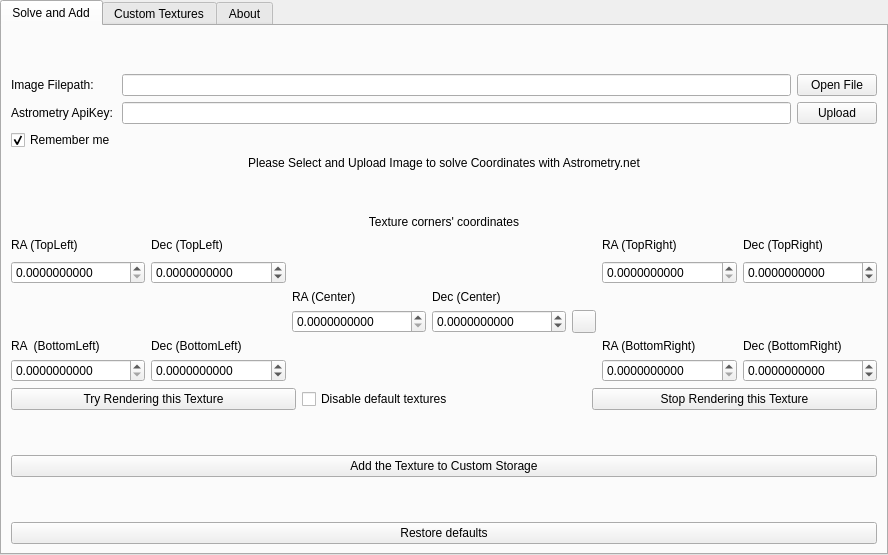
First picture: the form in plugins/NebulaTextures/src/gui/nebulaTexturesDialog.ui, repository Stellarium/stellarium, before the edit.
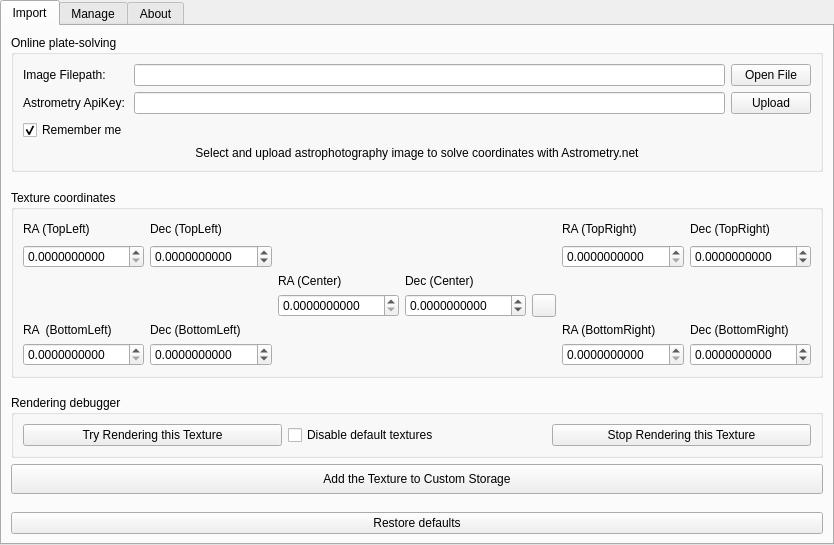
Second picture: the form after the edit. Icons and pictures are not drawn. Custom widgets are drawn as their Qt base class.

The edit to the form file:
```diff
--- a/plugins/NebulaTextures/src/gui/nebulaTexturesDialog.ui
+++ b/plugins/NebulaTextures/src/gui/nebulaTexturesDialog.ui
@@ -6,8 +6,8 @@
    <rect>
     <x>0</x>
     <y>0</y>
-    <width>888</width>
-    <height>555</height>
+    <width>834</width>
+    <height>545</height>
    </rect>
   </property>
   <property name="windowTitle">
@@ -44,24 +44,19 @@
      <property name="documentMode">
       <bool>false</bool>
      </property>
-     <widget class="QWidget" name="settingsTab">
+     <widget class="QWidget" name="tab_2">
       <attribute name="title">
-       <string>Solve and Add</string>
+       <string>Import</string>
       </attribute>
-      <layout class="QVBoxLayout" name="verticalLayout_3">
+      <layout class="QVBoxLayout" name="verticalLayout_6">
        <item>
-        <spacer name="verticalSpacer_2">
-         <property name="orientation">
-          <enum>Qt::Orientation::Vertical</enum>
-         </property>
-         <property name="sizeHint" stdset="0">
-          <size>
-           <width>20</width>
-           <height>40</height>
-          </size>
-         </property>
-        </spacer>
-       </item>
+        <layout class="QVBoxLayout" name="verticalLayout_5">
+         <item>
+          <widget class="QGroupBox" name="groupBox">
+           <property name="title">
+            <string>Online plate-solving</string>
+           </property>
+           <layout class="QVBoxLayout" name="verticalLayout_8">
        <item>
         <layout class="QGridLayout" name="gridLayout_2">
          <item row="0" column="2">
@@ -74,23 +69,6 @@
          <item row="0" column="1">
           <widget class="QLineEdit" name="lineEditImagePath"/>
          </item>
-         <item row="3" column="0" colspan="3">
-          <widget class="QLabel" name="statusText">
-           <property name="text">
-            <string>Please Select and Upload Image to solve Coordinates with Astrometry.net</string>
-           </property>
-           <property name="alignment">
-            <set>Qt::AlignmentFlag::AlignCenter</set>
-           </property>
-          </widget>
-         </item>
-         <item row="1" column="1">
-          <widget class="QLineEdit" name="lineEditApiKey">
-           <property name="echoMode">
-            <enum>QLineEdit::EchoMode::PasswordEchoOnEdit</enum>
-           </property>
-          </widget>
-         </item>
          <item row="1" column="2">
           <widget class="QPushButton" name="uploadImageButton">
            <property name="text">
@@ -98,22 +76,6 @@
            </property>
           </widget>
          </item>
-         <item row="1" column="0">
-          <widget class="QLabel" name="label_apiKey">
-           <property name="text">
-            <string>Astrometry ApiKey:</string>
-           </property>
-           <property name="textFormat">
-            <enum>Qt::TextFormat::RichText</enum>
-           </property>
-           <property name="openExternalLinks">
-            <bool>true</bool>
-           </property>
-           <property name="textInteractionFlags">
-            <set>Qt::TextInteractionFlag::TextBrowserInteraction</set>
-           </property>
-          </widget>
-         </item>
          <item row="0" column="0">
           <widget class="QLabel" name="label_imagePath">
            <property name="text">
@@ -131,6 +93,50 @@
            </property>
           </widget>
          </item>
+              <item row="1" column="0">
+               <widget class="QLabel" name="label_apiKey">
+                <property name="text">
+                 <string>Astrometry ApiKey:</string>
+                </property>
+                <property name="textFormat">
+                 <enum>Qt::TextFormat::RichText</enum>
+                </property>
+                <property name="openExternalLinks">
+                 <bool>true</bool>
+                </property>
+                <property name="textInteractionFlags">
+                 <set>Qt::TextInteractionFlag::TextBrowserInteraction</set>
+                </property>
+               </widget>
+              </item>
+              <item row="1" column="1">
+               <widget class="QLineEdit" name="lineEditApiKey">
+                <property name="echoMode">
+                 <enum>QLineEdit::EchoMode::PasswordEchoOnEdit</enum>
+                </property>
+               </widget>
+              </item>
+             </layout>
+            </item>
+            <item>
+             <widget class="QLabel" name="statusText">
+              <property name="maximumSize">
+               <size>
+                <width>16777215</width>
+                <height>20</height>
+               </size>
+              </property>
+              <property name="text">
+               <string>Select and upload astrophotography image to solve coordinates with Astrometry.net</string>
+              </property>
+              <property name="alignment">
+               <set>Qt::AlignmentFlag::AlignCenter</set>
+              </property>
+             </widget>
+            </item>
+           </layout>
+          </widget>
+         </item>
         </layout>
        </item>
        <item>
@@ -147,15 +153,11 @@
         </spacer>
        </item>
        <item>
-        <widget class="QLabel" name="label">
-         <property name="text">
-          <string>Texture corners' coordinates</string>
+        <widget class="QGroupBox" name="groupBox_3">
+         <property name="title">
+          <string>Texture coordinates</string>
          </property>
-         <property name="alignment">
-          <set>Qt::AlignmentFlag::AlignCenter</set>
-         </property>
-        </widget>
-       </item>
+         <layout class="QVBoxLayout" name="verticalLayout_9">
        <item>
         <layout class="QGridLayout" name="gridLayout_3">
          <item row="5" column="6">
@@ -427,8 +429,30 @@
          </item>
         </layout>
        </item>
+         </layout>
+        </widget>
+       </item>
        <item>
-        <layout class="QHBoxLayout" name="horizontalLayout">
+        <spacer name="verticalSpacer_2">
+         <property name="orientation">
+          <enum>Qt::Orientation::Vertical</enum>
+         </property>
+         <property name="sizeHint" stdset="0">
+          <size>
+           <width>20</width>
+           <height>40</height>
+          </size>
+         </property>
+        </spacer>
+       </item>
+       <item>
+        <widget class="QGroupBox" name="groupBox_5">
+         <property name="title">
+          <string>Rendering debugger</string>
+         </property>
+         <layout class="QVBoxLayout" name="verticalLayout_10">
+          <item>
+           <layout class="QHBoxLayout" name="horizontalLayout_3">
          <item>
           <widget class="QPushButton" name="renderButton">
            <property name="enabled">
@@ -455,21 +479,17 @@
          </item>
         </layout>
        </item>
-       <item>
-        <spacer name="verticalSpacer_4">
-         <property name="orientation">
-          <enum>Qt::Orientation::Vertical</enum>
-         </property>
-         <property name="sizeHint" stdset="0">
-          <size>
-           <width>20</width>
-           <height>40</height>
-          </size>
-         </property>
-        </spacer>
+         </layout>
+        </widget>
        </item>
        <item>
         <widget class="QPushButton" name="addCustomTextureButton">
+         <property name="minimumSize">
+          <size>
+           <width>0</width>
+           <height>30</height>
+          </size>
+         </property>
          <property name="text">
           <string>Add the Texture to Custom Storage</string>
          </property>
@@ -505,7 +525,7 @@
      </widget>
      <widget class="QWidget" name="tab">
       <attribute name="title">
-       <string>Custom Textures</string>
+       <string>Manage</string>
       </attribute>
       <layout class="QVBoxLayout" name="verticalLayout_4">
        <item>
```
Left out of the diff: 1 changed line with no effect on the pictures. Lines whose indentation alone changed are shown as unchanged.
